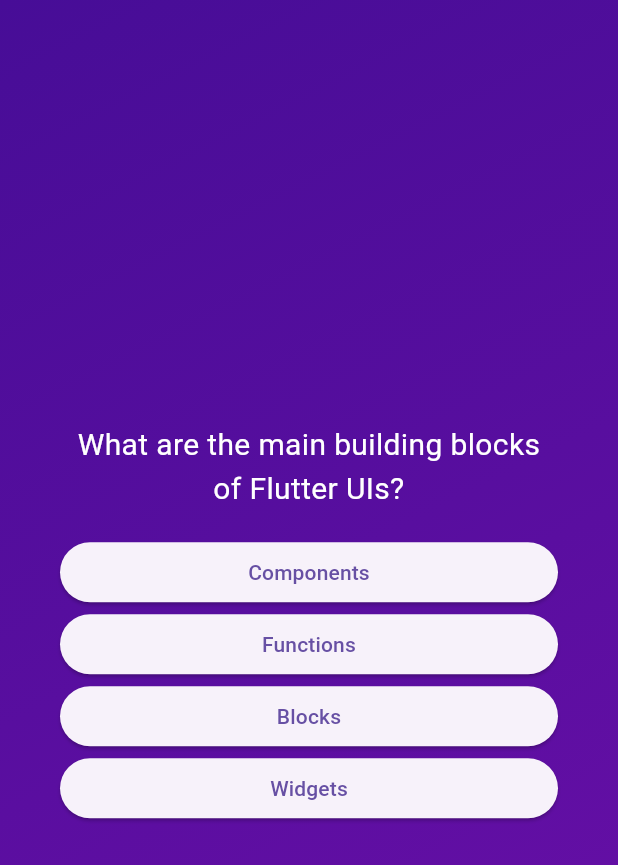
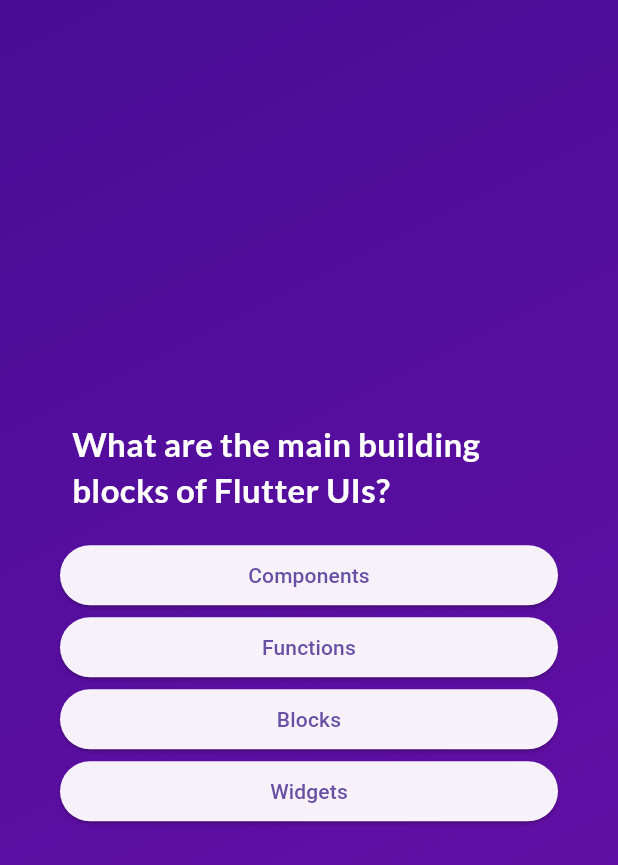
Before and after one commit to 027abhishekojha/flutterpro, a Flutter app: the screen it shows after launch, after a tap on "Start Quiz", on a phone screen of 412 x 824 dp. Shown: the top 865 px of the screen. Run offline on Flutter 3.47's test engine with Material 3 defaults, Android fonts, the phone set to English and light mode, and no system bars; our stand-ins replace google_fonts.

Commit message:
Added Third Party Library Google Font

```diff
--- a/lib/questions_screen.dart
+++ b/lib/questions_screen.dart
@@ -1,4 +1,5 @@
 import 'package:flutter/material.dart';
+import 'package:google_fonts/google_fonts.dart';
 import 'package:udemy_3_2/data/question.dart';
 import 'package:udemy_3_2/model/quiz_question.dart';
 import 'package:udemy_3_2/widgets/answer_button.dart';
@@ -36,13 +37,16 @@
           children: [
             Padding(
               // padding: const EdgeInsets.symmetric(horizontal: 4, vertical: 5),
-              padding: EdgeInsets.fromLTRB(8, 8, 8, 2),
+              padding: const EdgeInsets.fromLTRB(8, 8, 8, 2),
               child: Text(
                 // "Questions ??",
                 // questions[0].text,
                 currentQuestion.text,
-                style: TextStyle(color: Colors.white, fontSize: 20),
-                textAlign: TextAlign.center,
+                // style: TextStyle(color: Colors.white, fontSize: 20),
+                style: GoogleFonts.lato(
+                 color: Colors.white,
+                  fontSize: 22, fontWeight: FontWeight.bold,
+                ),
               ),
             ),
             const SizedBox(
--- a/pubspec.yaml
+++ b/pubspec.yaml
@@ -35,6 +35,7 @@
   # The following adds the Cupertino Icons font to your application.
   # Use with the CupertinoIcons class for iOS style icons.
   cupertino_icons: ^1.0.2
+  google_fonts: ^6.1.0
 
 dev_dependencies:
   flutter_test:
```
Also changed, not shown: pubspec.lock, 1 other file.
